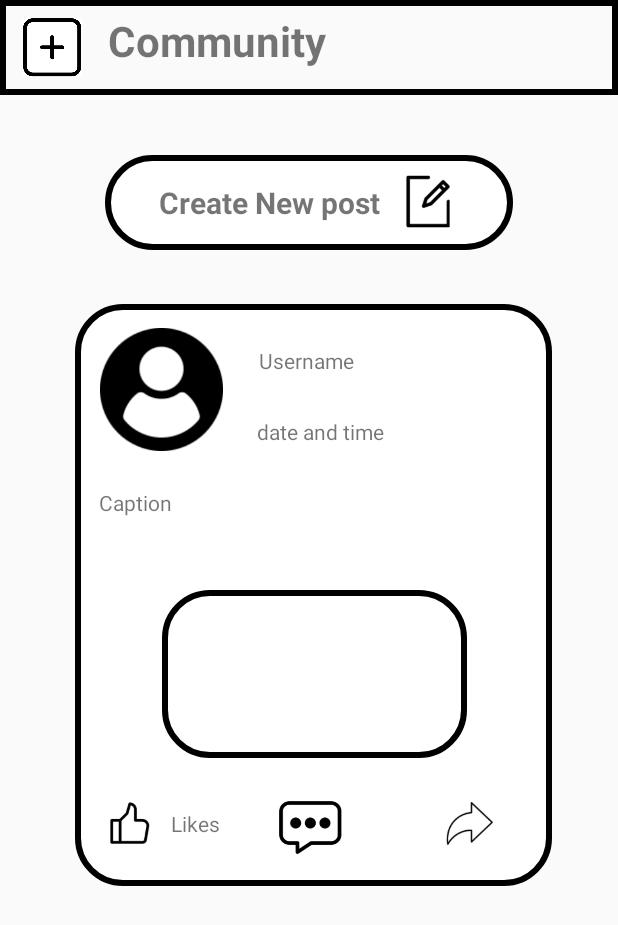
After one commit to Hang1104/SportBuddyApp, an Android app: the layout activity_community.xml on its own in the app's theme, with its tools: preview values and no code run, on a phone screen of 412 x 824 dp. The commit adds this screen. Shown: the top 925 px of the screen. Run offline under Robolectric (Android 15) with nearby library versions, the phone set to English and light mode, and no system bars.

Commit message:
added community page

```diff
--- /dev/null
+++ b/app/src/main/java/my/edu/utar/assignment2/CommunityActivity.java
@@ -0,0 +1,37 @@
+activity_community.xmlpackage my.edu.utar.assignment2;
+
+import android.content.Intent;
+import android.os.Bundle;
+import android.view.View;
+import android.widget.ImageView;
+
+import androidx.appcompat.app.AppCompatActivity;
+import androidx.constraintlayout.widget.ConstraintLayout;
+
+public class CommunityActivity extends AppCompatActivity {
+
+    @Override
+    protected void onCreate(Bundle savedInstanceState) {
+        super.onCreate(savedInstanceState);
+        setContentView(R.layout.activity_community);
+
+        //back button
+        ImageView BackBtn = findViewById(R.id.C_backBtn);
+
+        BackBtn.setOnClickListener(new View.OnClickListener() {
+            @Override
+            public void onClick(View v) {
+                Intent intent = new Intent(CommunityActivity.this, HomePage.class);
+                startActivity(intent);
+            }
+        });
+        //Create post
+        ConstraintLayout createPostLayout = findViewById(R.id.CreatePost);
+        createPostLayout.setOnClickListener(new View.OnClickListener() {
+            @Override
+            public void onClick(View v) {
+                startActivity(new Intent(CommunityActivity.this, CreateNewPost.class));
+            }
+        });
+    }
+}
--- a/app/src/main/java/my/edu/utar/assignment2/HomePage.java
+++ b/app/src/main/java/my/edu/utar/assignment2/HomePage.java
@@ -185,7 +185,7 @@ public class HomePage extends AppCompatActivity implements LocationListener {
         CommunityBtn.setOnClickListener(new View.OnClickListener() {
             @Override
             public void onClick(View v) {
-//                Intent intent = new Intent(HomePage.this, CreateGameActivity.class);
+//                Intent intent = new Intent(HomePage.this, CommunityActivity.class);
 //                startActivity(intent);
                 Toast.makeText(HomePage.this, "hi", Toast.LENGTH_SHORT).show();
             }
--- /dev/null
+++ b/app/src/main/res/layout/activity_community.xml
@@ -0,0 +1,206 @@
+<?xml version="1.0" encoding="utf-8"?>
+<LinearLayout xmlns:android="http://schemas.android.com/apk/res/android"
+    xmlns:app="http://schemas.android.com/apk/res-auto"
+    xmlns:tools="http://schemas.android.com/tools"
+    android:layout_width="match_parent"
+    android:layout_height="match_parent"
+    android:baselineAligned="false"
+    android:orientation="vertical"
+    tools:context=".CommunityActivity">
+
+    <androidx.constraintlayout.widget.ConstraintLayout
+        android:layout_width="match_parent"
+        android:layout_height="63dp"
+        android:background="@drawable/border">
+
+        <TextView
+            android:id="@+id/C_textView2"
+            android:layout_width="168dp"
+            android:layout_height="46dp"
+            android:layout_marginStart="72dp"
+            android:text="Community"
+            android:textSize="28sp"
+            android:textStyle="bold"
+            app:layout_constraintBottom_toBottomOf="parent"
+            app:layout_constraintStart_toStartOf="parent"
+            app:layout_constraintTop_toTopOf="parent"
+            app:layout_constraintVertical_bias="0.47" />
+
+        <ImageView
+            android:id="@+id/C_backBtn"
+            android:layout_width="56dp"
+            android:layout_height="39dp"
+            android:layout_marginEnd="3dp"
+            app:layout_constraintBottom_toBottomOf="parent"
+            app:layout_constraintEnd_toStartOf="@+id/C_textView2"
+            app:layout_constraintStart_toStartOf="parent"
+            app:layout_constraintTop_toTopOf="parent"
+            app:srcCompat="@drawable/add" />
+
+    </androidx.constraintlayout.widget.ConstraintLayout>
+
+    <ScrollView
+        android:id="@+id/communityscrollview"
+        android:layout_width="match_parent"
+        android:layout_height="wrap_content"
+        android:layout_marginBottom="29dp">
+
+
+        <LinearLayout
+            android:layout_width="match_parent"
+            android:layout_height="wrap_content"
+            android:orientation="vertical">
+
+            <androidx.constraintlayout.widget.ConstraintLayout
+                android:layout_width="match_parent"
+                android:layout_height="wrap_content"
+                android:layout_marginTop="24dp"
+                android:layout_marginBottom="24dp">
+
+                <androidx.constraintlayout.widget.ConstraintLayout
+                    android:id="@+id/CreatePost"
+                    android:layout_width="272dp"
+                    android:layout_height="63dp"
+                    android:layout_marginTop="16dp"
+                    android:background="@drawable/roundedborder"
+                    app:layout_constraintEnd_toEndOf="parent"
+                    app:layout_constraintStart_toStartOf="parent"
+                    app:layout_constraintTop_toTopOf="parent">
+
+                    <TextView
+                        android:id="@+id/textView"
+                        android:layout_width="wrap_content"
+                        android:layout_height="wrap_content"
+                        android:text="Create New post"
+                        android:textSize="20sp"
+                        android:textStyle="bold"
+                        app:layout_constraintBottom_toBottomOf="parent"
+                        app:layout_constraintEnd_toStartOf="@+id/imageView2"
+                        app:layout_constraintHorizontal_bias="0.7"
+                        app:layout_constraintStart_toStartOf="parent"
+                        app:layout_constraintTop_toTopOf="parent" />
+
+                    <ImageView
+                        android:id="@+id/imageView2"
+                        android:layout_width="33dp"
+                        android:layout_height="49dp"
+                        android:layout_marginTop="4dp"
+                        android:layout_marginEnd="40dp"
+                        app:layout_constraintEnd_toEndOf="parent"
+                        app:layout_constraintTop_toTopOf="parent"
+                        app:srcCompat="@drawable/createpost" />
+
+                </androidx.constraintlayout.widget.ConstraintLayout>
+
+                <androidx.constraintlayout.widget.ConstraintLayout
+                    android:layout_width="318dp"
+                    android:layout_height="388dp"
+                    android:layout_marginTop="36dp"
+                    android:background="@drawable/roundedborder"
+                    app:layout_constraintEnd_toEndOf="parent"
+                    app:layout_constraintHorizontal_bias="0.533"
+                    app:layout_constraintStart_toStartOf="parent"
+                    app:layout_constraintTop_toBottomOf="@+id/CreatePost">
+
+                    <ImageView
+                        android:id="@+id/imageView4"
+                        android:layout_width="83dp"
+                        android:layout_height="82dp"
+                        android:layout_marginStart="16dp"
+                        android:layout_marginTop="16dp"
+                        app:layout_constraintStart_toStartOf="parent"
+                        app:layout_constraintTop_toTopOf="parent"
+                        app:srcCompat="@drawable/profile" />
+
+                    <TextView
+                        android:id="@+id/postusername"
+                        android:layout_width="wrap_content"
+                        android:layout_height="wrap_content"
+                        android:layout_marginTop="28dp"
+                        android:layout_marginEnd="132dp"
+                        android:text="Username"
+                        app:layout_constraintEnd_toEndOf="parent"
+                        app:layout_constraintTop_toTopOf="parent" />
+
+                    <TextView
+                        android:id="@+id/DateTime"
+                        android:layout_width="wrap_content"
+                        android:layout_height="wrap_content"
+                        android:layout_marginTop="28dp"
+                        android:layout_marginEnd="112dp"
+                        android:text="date and time"
+                        app:layout_constraintEnd_toEndOf="parent"
+                        app:layout_constraintTop_toBottomOf="@+id/postusername" />
+
+                    <TextView
+                        android:id="@+id/postcontent"
+                        android:layout_width="295dp"
+                        android:layout_height="32dp"
+                        android:layout_marginTop="28dp"
+                        android:text="Caption"
+                        app:layout_constraintEnd_toEndOf="parent"
+                        app:layout_constraintHorizontal_bias="0.695"
+                        app:layout_constraintStart_toStartOf="parent"
+                        app:layout_constraintTop_toBottomOf="@+id/DateTime" />
+
+                    <ImageView
+                        android:id="@+id/postpic"
+                        android:layout_width="203dp"
+                        android:layout_height="112dp"
+                        android:layout_marginTop="28dp"
+                        android:layout_marginBottom="20dp"
+                        android:background="@drawable/roundedborder"
+                        app:layout_constraintBottom_toTopOf="@+id/CommentBtn"
+                        app:layout_constraintEnd_toEndOf="parent"
+                        app:layout_constraintHorizontal_bias="0.504"
+                        app:layout_constraintStart_toStartOf="parent"
+                        app:layout_constraintTop_toBottomOf="@+id/postcontent"/>
+                    <ImageView
+                        android:id="@+id/likesBtn"
+                        android:layout_width="40dp"
+                        android:layout_height="42dp"
+                        android:layout_marginStart="16dp"
+                        android:layout_marginBottom="20dp"
+                        app:layout_constraintBottom_toBottomOf="parent"
+                        app:layout_constraintStart_toStartOf="parent"
+                        app:srcCompat="@drawable/like" />
+
+
+                    <ImageView
+                        android:id="@+id/CommentBtn"
+                        android:layout_width="52dp"
+                        android:layout_height="38dp"
+                        android:layout_marginStart="76dp"
+                        android:layout_marginBottom="20dp"
+                        app:layout_constraintBottom_toBottomOf="parent"
+                        app:layout_constraintStart_toEndOf="@+id/likesBtn"
+                        app:srcCompat="@drawable/comment" />
+
+                    <ImageView
+                        android:id="@+id/shareBtn"
+                        android:layout_width="61dp"
+                        android:layout_height="41dp"
+                        android:layout_marginStart="48dp"
+                        android:layout_marginBottom="20dp"
+                        app:layout_constraintBottom_toBottomOf="parent"
+                        app:layout_constraintStart_toEndOf="@+id/CommentBtn"
+                        app:srcCompat="@drawable/share" />
+
+                    <TextView
+                        android:id="@+id/likenum"
+                        android:layout_width="wrap_content"
+                        android:layout_height="wrap_content"
+                        android:layout_marginStart="8dp"
+                        android:layout_marginBottom="32dp"
+                        android:text="Likes"
+                        app:layout_constraintBottom_toBottomOf="parent"
+                        app:layout_constraintStart_toEndOf="@+id/likesBtn" />
+
+                </androidx.constraintlayout.widget.ConstraintLayout>
+
+            </androidx.constraintlayout.widget.ConstraintLayout>
+
+        </LinearLayout>
+    </ScrollView>
+
+</LinearLayout>
```
